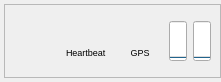
Qt form src/ui/SlugsStatus.ui (dagoodma/qgroundcontrol) before a commit.
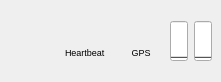
The same form after that commit. Icons and pictures are not drawn.

Commit message: Created initial status widget.

What changed in the file:
```diff
--- a/src/ui/SlugsStatus.ui
+++ b/src/ui/SlugsStatus.ui
@@ -42,14 +42,8 @@
     <number>4</number>
    </property>
    <item row="0" column="0">
-    <widget class="QFrame" name="frame">
-     <property name="frameShape">
-      <enum>QFrame::StyledPanel</enum>
-     </property>
-     <property name="frameShadow">
-      <enum>QFrame::Raised</enum>
-     </property>
-     <layout class="QGridLayout" name="gridLayout_3">
+    <widget class="QWidget" name="widget" native="true">
+     <layout class="QGridLayout" name="gridLayout_2">
       <item row="0" column="0">
        <widget class="QLabel" name="typeLabel">
         <property name="toolTip">
@@ -69,6 +63,35 @@
         </property>
        </widget>
       </item>
+      <item row="0" column="1">
+       <layout class="QVBoxLayout" name="verticalLayout">
+        <property name="spacing">
+         <number>-1</number>
+        </property>
+        <item>
+         <widget class="QLabel" name="heartBeatLabel">
+          <property name="toolTip">
+           <string>Heartbeat</string>
+          </property>
+          <property name="text">
+           <string/>
+          </property>
+         </widget>
+        </item>
+        <item>
+         <widget class="QLabel" name="heartBeatText">
+          <property name="font">
+           <font>
+            <pointsize>7</pointsize>
+           </font>
+          </property>
+          <property name="text">
+           <string>Heartbeat</string>
+          </property>
+         </widget>
+        </item>
+       </layout>
+      </item>
       <item row="0" column="2">
        <layout class="QVBoxLayout" name="verticalLayout_2">
         <item>
@@ -163,35 +186,6 @@
         </property>
        </widget>
       </item>
-      <item row="0" column="1">
-       <layout class="QVBoxLayout" name="verticalLayout">
-        <property name="spacing">
-         <number>-1</number>
-        </property>
-        <item>
-         <widget class="QLabel" name="heartBeatLabel">
-          <property name="toolTip">
-           <string>Heartbeat</string>
-          </property>
-          <property name="text">
-           <string/>
-          </property>
-         </widget>
-        </item>
-        <item>
-         <widget class="QLabel" name="heartBeatText">
-          <property name="font">
-           <font>
-            <pointsize>7</pointsize>
-           </font>
-          </property>
-          <property name="text">
-           <string>Heartbeat</string>
-          </property>
-         </widget>
-        </item>
-       </layout>
-      </item>
      </layout>
     </widget>
    </item>
```
Left out of the diff: 4 changed lines with no effect on the pictures. The commit also changes 5 other files.
